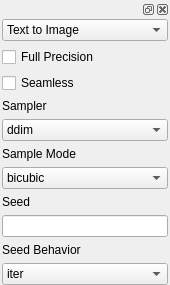
Old version of the form frontend/ui_widgets/sampler.ui in the repository XmYx/ainodes-pyside.
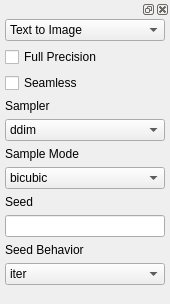
New version of the form.

```diff
--- a/frontend/ui_widgets/sampler.ui
+++ b/frontend/ui_widgets/sampler.ui
@@ -7,7 +7,7 @@
     <x>0</x>
     <y>0</y>
     <width>170</width>
-    <height>219</height>
+    <height>304</height>
    </rect>
   </property>
   <property name="windowTitle">
@@ -34,13 +34,13 @@
      <widget class="QWidget" name="dockWidgetContents">
       <layout class="QVBoxLayout" name="verticalLayout_2">
        <property name="leftMargin">
-        <number>2</number>
+        <number>5</number>
        </property>
        <property name="topMargin">
         <number>0</number>
        </property>
        <property name="rightMargin">
-        <number>2</number>
+        <number>5</number>
        </property>
        <property name="bottomMargin">
         <number>0</number>
@@ -196,6 +196,19 @@
          </item>
         </widget>
        </item>
+       <item>
+        <spacer name="verticalSpacer">
+         <property name="orientation">
+          <enum>Qt::Vertical</enum>
+         </property>
+         <property name="sizeHint" stdset="0">
+          <size>
+           <width>20</width>
+           <height>40</height>
+          </size>
+         </property>
+        </spacer>
+       </item>
       </layout>
      </widget>
     </widget>
```
